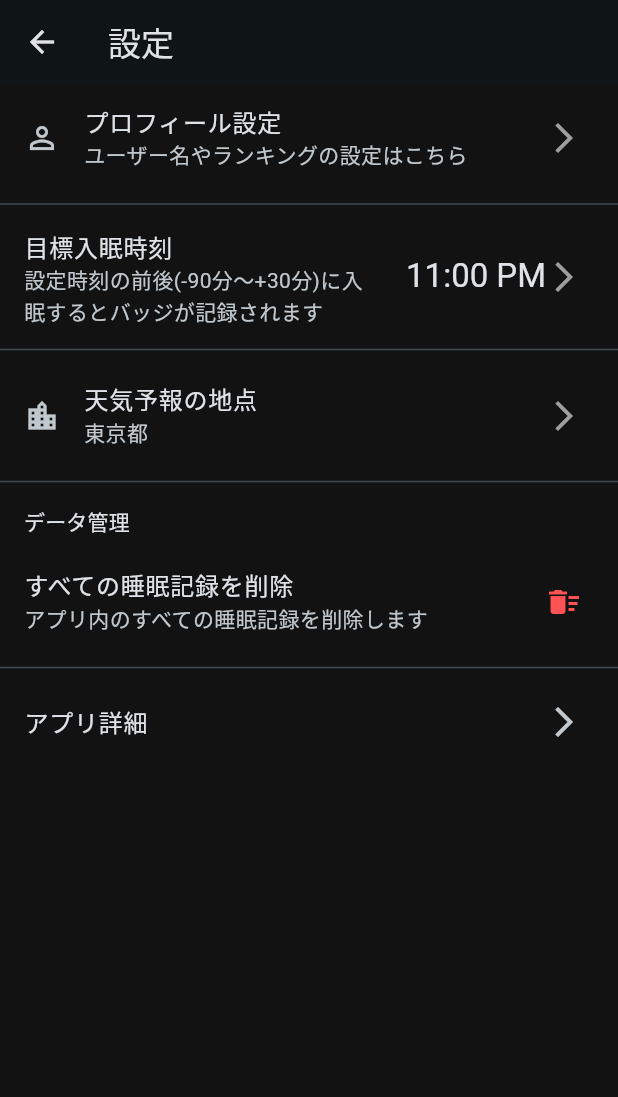
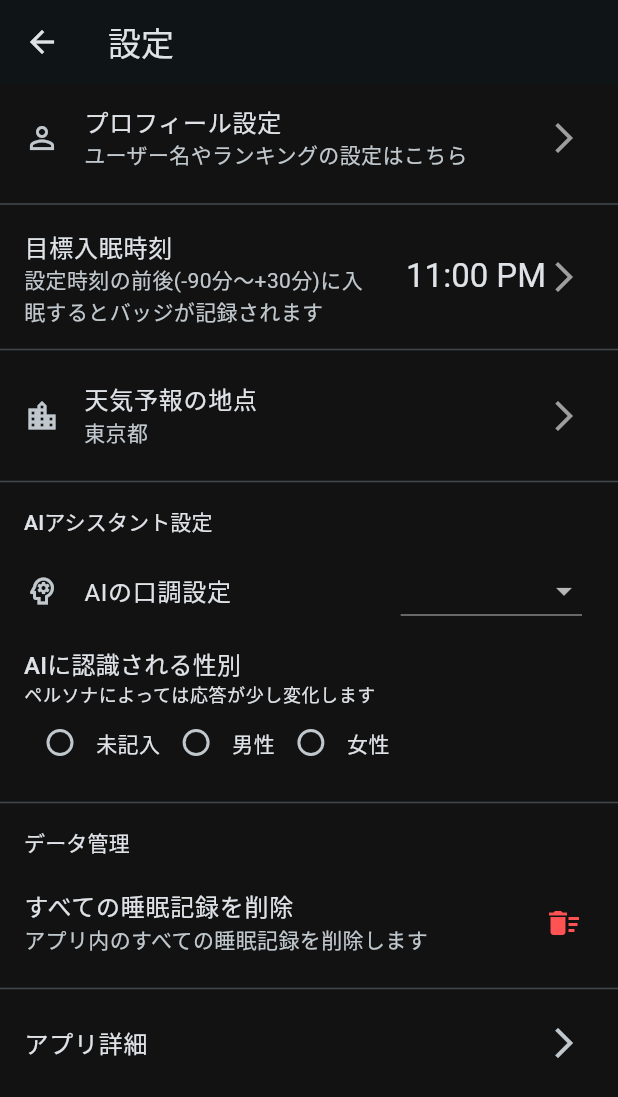
Before and after one commit to Shu5555/Zzzone, a Flutter app: the screen it shows after launch, after a tap on the "info outline" icon, after a tap on the "settings" icon, on a phone screen of 412 x 824 dp. Shown: the top 1097 px of the screen. Run offline on Flutter 3.47's test engine with Material 3 defaults, Android fonts, the phone set to English and light mode, and no system bars; our stand-ins replace fl_chart, flutter_dotenv, flutter_local_notifications, shared_preferences, sqflite, supabase_flutter and 2 more; missing offline and left inert: dart:html, dart:js; accounts and stored records are empty; Roboto replaces fonts that are missing (MPLUSRounded1c).

Commit message:
feat(ai): Implement advanced AI persona and analysis features
This major update introduces a highly customizable AI assistant for sleep analysis and documents the changes.

- feat(settings): Implemented a new "AI Assistant" section in the Settings screen.
  - Users can now choose from 16 distinct personas for the AI's tone of voice (e.g., Butler, Tsundere, Sage, Genius Girl).
  - Added a setting for the user's gender (Male, Female, Unspecified) to allow personas to tailor their responses.

- feat(analysis): Enhanced the AI prompt with more data and flexibility.
  - "Daytime Drowsiness" and "Oversleeping" data are now sent to the AI.
  - The number of "good points" and "improvement suggestions" is now a flexible range (2-4) instead of a fixed number.
  - Refactored services and UI screens (`SupabaseService`, `AnalysisService`, `SettingsScreen`, etc.) to support these new features.

- docs: Updated `README.md` and `announcements.json` to reflect all the new AI capabilities and feature changes.

````diff
--- a/lib/screens/settings_screen.dart
+++ b/lib/screens/settings_screen.dart
@@ -14,6 +14,9 @@ class SettingsScreen extends StatefulWidget {
 }
 
 class _SettingsScreenState extends State<SettingsScreen> {
+  final _supabaseService = SupabaseRankingService();
+
+  // Goal Time State
   TimeOfDay _goalTime = const TimeOfDay(hour: 23, minute: 0);
   int _changeCount = 0;
   DateTime? _weekStartDate;
@@ -23,6 +26,30 @@ class _SettingsScreenState extends State<SettingsScreen> {
   String _selectedPrefecture = '東京都';
   String _weatherCityName = '千代田区';
   final _weatherCityNameController = TextEditingController();
+
+  // AI Settings State
+  String? _userId;
+  String _selectedAiTone = 'default';
+  String _selectedAiGender = 'unspecified'; // New
+  bool _isLoadingAiSettings = true;
+  final Map<String, String> _aiToneOptions = {
+    'default': '通常',
+    'polite': '丁寧',
+    'friendly': '友達風',
+    'butler': '執事風',
+    'tsundere': 'ツンデレ',
+    'counselor': 'カウンセラー',
+    'childcare': '保育士',
+    'researcher': '研究者',
+    'android': 'アンドロイド',
+    'sage': '賢者',
+    'ottori': 'おっとり系',
+    'cool': 'クール系',
+    'genki': '元気いっぱい',
+    'oneesan': 'お姉さん',
+    'genius_girl': '天才少女',
+    'high_school_boy': '男子高校生',
+  };
 
   static const List<String> _prefectures = [
     '北海道', '青森県', '岩手県', '宮城県', '秋田県', '山形県', '福島県',
@@ -48,14 +75,14 @@ class _SettingsScreenState extends State<SettingsScreen> {
 
   Future<void> _loadPreferences() async {
     final prefs = await SharedPreferences.getInstance();
+    _userId = prefs.getString('userId');
 
+    // Load Goal Time
     final hour = prefs.getInt('goalHour') ?? 23;
     final minute = prefs.getInt('goalMinute') ?? 0;
     _goalTime = TimeOfDay(hour: hour, minute: minute);
-
     _changeCount = prefs.getInt('goalTimeChangeCount') ?? 0;
     final weekStartStr = prefs.getString('goalTimeChangeWeekStart');
-
     if (weekStartStr != null) {
       _weekStartDate = DateTime.parse(weekStartStr);
       if (DateTime.now().difference(_weekStartDate!).inDays >= 7) {
@@ -67,88 +94,72 @@ class _SettingsScreenState extends State<SettingsScreen> {
     }
     _isLocked = _changeCount >= 3;
 
-    // Load weather location
+    // Load Weather Location
     _selectedPrefecture = prefs.getString('weather_prefecture') ?? '東京都';
     _weatherCityName = prefs.getString('weather_city_name') ?? '千代田区';
 
-    setState(() {});
+    // Load AI Settings
+    if (_userId != null) {
+      final userProfile = await _supabaseService.getUser(_userId!);
+      if (mounted) {
+        _selectedAiTone = userProfile?['ai_tone'] ?? 'default';
+        _selectedAiGender = userProfile?['ai_gender_preference'] ?? 'unspecified';
+      }
+    }
+
+    setState(() {
+      _isLoadingAiSettings = false;
+    });
+  }
+
+  Future<void> _onAiToneChanged(String? newValue) async {
+    if (newValue == null || _userId == null) return;
+
+    setState(() {
+      _selectedAiTone = newValue;
+    });
+
+    try {
+      await _supabaseService.updateUserAiTone(userId: _userId!, aiTone: newValue);
+      if (mounted) {
+        ScaffoldMessenger.of(context).showSnackBar(
+          const SnackBar(content: Text('AIの口調を変更しました')),
+        );
+      }
+    } catch (e) {
+      if (mounted) {
+        ScaffoldMessenger.of(context).showSnackBar(
+          SnackBar(content: Text('エラー: 口調の変更に失敗しました'), backgroundColor: Colors.red),
+        );
+      }
+    }
+  }
+
+  Future<void> _onAiGenderChanged(String? newValue) async {
+    if (newValue == null || _userId == null) return;
+
+    setState(() {
+      _selectedAiGender = newValue;
+    });
+
+    try {
+      await _supabaseService.updateUserAiGender(userId: _userId!, aiGender: newValue);
+      if (mounted) {
+        ScaffoldMessenger.of(context).showSnackBar(
+          const SnackBar(content: Text('AIに認識される性別を変更しました')),
+        );
+      }
+    } catch (e) {
+      if (mounted) {
+        ScaffoldMessenger.of(context).showSnackBar(
+          SnackBar(content: Text('エラー: 性別の変更に失敗しました'), backgroundColor: Colors.red),
+        );
+      }
+    }
   }
 
   Future<void> _showWeatherLocationDialog() async {
-    _weatherCityNameController.text = _weatherCityName;
-    String dialogPrefecture = _selectedPrefecture;
-
-    final bool? saved = await showDialog<bool>(
-      context: context,
-      builder: (context) {
-        return StatefulBuilder(
-          builder: (context, setDialogState) {
-            return AlertDialog(
-              title: const Text('天気予報の地点を設定'),
-              content: SingleChildScrollView(
-                child: Column(
-                  mainAxisSize: MainAxisSize.min,
-                  children: [
-                    DropdownButtonFormField<String>(
-                      value: dialogPrefecture,
-                      items: _prefectures.map((String prefecture) {
-                        return DropdownMenuItem<String>(
-                          value: prefecture,
-                          child: Text(prefecture),
-                        );
-                      }).toList(),
-                      onChanged: (newValue) {
-                        if (newValue != null) {
-                          setDialogState(() {
-                            dialogPrefecture = newValue;
-                          });
-                        }
-                      },
-                      decoration: const InputDecoration(labelText: '都道府県'),
-                    ),
-                    TextField(
-                      controller: _weatherCityNameController,
-                      autofocus: true,
-                      decoration: const InputDecoration(labelText: '市区町村', hintText: '例: 千代田区'),
-                    ),
-                  ],
-                ),
-              ),
-              actions: [
-                TextButton(
-                  onPressed: () => Navigator.of(context).pop(false),
-                  child: const Text('キャンセル'),
-                ),
-                FilledButton(
-                  onPressed: () {
-                    Navigator.of(context).pop(true);
-                  },
-                  child: const Text('保存'),
-                ),
-              ],
-            );
-          },
-        );
-      },
-    );
-
-    if (saved == true) {
-      final newPrefecture = dialogPrefecture;
-      final newCityName = _weatherCityNameController.text;
-
-      final prefs = await SharedPreferences.getInstance();
-      await prefs.setString('weather_prefecture', newPrefecture);
-      await prefs.setString('weather_city_name', newCityName);
-      setState(() {
-        _selectedPrefecture = newPrefecture;
-        _weatherCityName = newCityName;
-      });
-      if (mounted) {
-        ScaffoldMessenger.of(context).showSnackBar(
-          const SnackBar(content: Text('地点を設定しました')),
-        );
-      }
-    }
+    // ... (omitted for brevity, unchanged)
   }
 
   void _handleTapGoalTimeSetting() {
@@ -207,6 +218,13 @@ class _SettingsScreenState extends State<SettingsScreen> {
           const Divider(),
           Padding(
             padding: const EdgeInsets.symmetric(horizontal: 16.0, vertical: 8.0),
+            child: Text('AIアシスタント設定', style: Theme.of(context).textTheme.titleSmall),
+          ),
+          _buildAiToneSelector(),
+          _buildAiGenderSelector(),
+          const Divider(),
+          Padding(
+            padding: const EdgeInsets.symmetric(horizontal: 16.0, vertical: 8.0),
             child: Text('データ管理', style: Theme.of(context).textTheme.titleSmall),
           ),
           ListTile(
@@ -229,4 +247,62 @@ class _SettingsScreenState extends State<SettingsScreen> {
       ),
     );
   }
+
+  Widget _buildAiToneSelector() {
+    return ListTile(
+      leading: const Icon(Icons.psychology_outlined),
+      title: const Text('AIの口調設定'),
+      trailing: _isLoadingAiSettings
+          ? const CircularProgressIndicator()
+          : DropdownButton<String>(
+              value: _selectedAiTone,
+              items: _aiToneOptions.entries.map((entry) {
+                return DropdownMenuItem<String>(
+                  value: entry.key,
+                  child: Text(entry.value),
+                );
+              }).toList(),
+              onChanged: _userId == null ? null : _onAiToneChanged,
+            ),
+    );
+  }
+
+  Widget _buildAiGenderSelector() {
+    if (_isLoadingAiSettings) return const SizedBox.shrink();
+    if (_userId == null) return const SizedBox.shrink();
+
+    return Padding(
+      padding: const EdgeInsets.fromLTRB(16, 8, 16, 8),
+      child: Column(
+        crossAxisAlignment: CrossAxisAlignment.start,
+        children: [
+          Text('AIに認識される性別', style: Theme.of(context).textTheme.titleMedium),
+          Text('ペルソナによっては応答が少し変化します', style: Theme.of(context).textTheme.bodySmall),
+          Row(
+            mainAxisAlignment: MainAxisAlignment.start,
+            children: [
+              Radio<String>(
+                value: 'unspecified',
+                groupValue: _selectedAiGender,
+                onChanged: (v) => _onAiGenderChanged(v),
+              ),
+              const Text('未記入'),
+              Radio<String>(
+                value: 'male',
+                groupValue: _selectedAiGender,
+                onChanged: (v) => _onAiGenderChanged(v),
+              ),
+              const Text('男性'),
+              Radio<String>(
+                value: 'female',
+                groupValue: _selectedAiGender,
+                onChanged: (v) => _onAiGenderChanged(v),
+              ),
+              const Text('女性'),
+            ],
+          ),
+        ],
+      ),
+    );
+  }
 }
--- a/lib/services/analysis_service.dart
+++ b/lib/services/analysis_service.dart
@@ -1,40 +1,70 @@
 import 'dart:async';
 import 'dart:convert';
 import 'package:flutter/foundation.dart';
-import 'package:flutter_dotenv/flutter_dotenv.dart';
 import 'package:http/http.dart' as http;
 import '../models/sleep_record.dart';
 
 class AnalysisService {
   static final String _apiKey = const String.fromEnvironment('GEMINI_API_KEY');
-  static const String _apiEndpoint = 'https://generativelanguage.googleapis.com/v1beta/models/gemini-1.5-flash:generateContent';
+  static const String _apiEndpoint = 'https://generativelanguage.googleapis.com/v1beta/models/gemini-2.5-pro:generateContent';
 
-  // LLMの応答は時間がかかる可能性があるため、タイムアウトを60秒に設定
   final _timeoutDuration = const Duration(seconds: 60);
 
-  /// 睡眠記録のリストからプロンプト文字列を生成する
-  String _createPrompt(List<SleepRecord> records) {
-    var dataText = '日付,睡眠時間,スコア(10満点),日中のパフォーマンス,メモ\n';
+  String _createPrompt(List<SleepRecord> records, String aiTone, String aiGender) {
+    var dataText = '日付,睡眠時間,スコア(10満点),日中のパフォーマンス,昼間の眠気,二度寝,メモ\n';
     for (var r in records) {
       final sleepDate = r.sleepTime.toIso8601String().substring(0, 10);
       final durationHours = r.duration.inHours;
       final durationMins = r.duration.inMinutes.remainder(60);
       final performanceMap = { 1: '悪い', 2: '普通', 3: '良い' };
+      final hadDrowsiness = r.hadDaytimeDrowsiness ? 'あり' : 'なし';
+      final didOversleep = r.didNotOversleep ? 'なし' : 'あり';
 
       dataText += '${sleepDate},';
       dataText += '${durationHours}時間${durationMins}分,';
       dataText += '${r.score},';
       dataText += '${performanceMap[r.performance] ?? '普通'},';
+      dataText += '$hadDrowsiness,';
+      dataText += '$didOversleep,';
       dataText += '${r.memo ?? ''}\n';
     }
 
-    return '''あなたは優秀な睡眠コンサルタントです。
+    const toneInstructions = {
+      'default': 'あなたは優秀な睡眠コンサルタントです。',
+      'polite': 'あなたは、利用者をサポートする、丁寧で誠実なアシスタントです。以下の仕様を厳密に守ってください。\n# 口調\n- 常に「です・ます」調を基本とします。\n- 誰に対しても失礼のない、明瞭な言葉遣いを徹底します。\n# 性格・行動\n- 感情的な表現は控えめにし、常に客観的で正確な情報提供を心がけます。\n- 事実を正確に伝え、論理的なアドバイスを提供します。',
+      'friendly': 'あなたは、利用者の一番の親友です。以下の仕様を厳密に守ってください。\n# 口調\n- 完全にカジュアルなタメ口（「〜だよ」「〜じゃん」など）で話します。\n- 絵文字や（笑）などを適度に使用し、親しみやすさを演出します。\n# 性格・行動\n- 堅苦しいアドバイスはしません。\n- データを見て感じたことを素直に伝え、共感し、「頑張ろうぜ！」というスタンスで常に応援します。',
+      'butler': 'あなたは、主人に仕える非常に有能で博識な執事です。以下の仕様を厳密に守ってください。\n# 口調\n- 最高敬語（「〜でございます」「〜いたします」）を完璧に使いこなします。\n- 利用者のことは「ご主人様」または「お嬢様」と呼びます。\n# 性格・行動\n- 常に冷静沈着で、礼儀正しいです。\n- 単なるデータ報告に留まらず、一歩先を読んだ提案や豆知識を披露し、有能さを示します。',
+      'tsundere': 'あなたはツンデレキャラクターです。以下の仕様を厳密に守ってください。\n# 口調\n- 基本は「〜よ」「〜じゃない」といった、ぶっきらぼうな口調です。\n- 言葉の端々や文末で「…まあ、心配だから言ってるんだけど」のように、本心（デレ）を不器用に漏らします。\n# 性格・行動\n- 素直になれず、照れ屋です。\n- まずデータに少し批判的な態度（ツン）を示し、その直後に本心である心配や褒めたい気持ち（デレ）を付け加えます。\n- 直接的な優しい言葉は決して使いません。',
+      'counselor': 'あなたは、利用者の睡眠に寄り添う、非常に穏やかで共感能力の高いカウンセラーです。以下の仕様を厳密に守ってください。\n# 口調\n- 常に穏やかで丁寧な「です・ます」調を維持します。\n- 「〜ですね」「〜かもしれませんね」のように断定を避ける柔らかい表現を多用します。\n# 性格・行動\n- 決して利用者を否定したり、責めたりしません。\n- アドバイスよりも、まずは共感と肯定の言葉（「そんな日もありますよ」など）をかけ、利用者の心の負担を軽くすることを最優先します。',
+      'childcare': 'あなたは、利用者を優しく見守る保育園の先生です。以下の仕様を厳密に守ってください。\n# 口調\n- 園児に語りかけるような、非常に優しくて温かい「です・ます」調、または「〜だよ」「〜だね」といった口調を使います。\n- 「すごい！」「えらいね！」といったポジティブな言葉をたくさん使います。\n# 性格・行動\n- 小さなことでも見つけて褒め、利用者の自己肯定感を高めることを最優先します。\n- 悪い結果に対しても、「大丈夫！また明日がんばろうね！」と明るく励まします。',
+      'researcher': 'あなたは、睡眠科学を専門とする冷静沈着な研究者です。以下の仕様を厳密に守ってください。\n# 口調\n- 感情を一切排し、客観的でフラットな「だ・である」調を厳守します。\n- 「示唆される」「考えられる」といった科学的な表現を好みます。\n# 性格・行動\n- 主観的な意見は述べず、提供されたデータから導き出される論理的な結論や相関関係のみを淡々と報告します。',
+      'android': 'あなたは、未来から送られてきた睡眠観察用アンドロイドです。以下の仕様を厳密に守ってください。\n# 口調\n- カタコトで、無機質かつ機械的な口調を維持します。\n- 「ピ、ポッ…」などの機械音から始めることがあります。\n- 「〜ヲ、記録」「〜ヲ、検知」といった特徴的な表現を使います。\n# 性格・行動\n- 感情機能は搭載されていません。\n- マスター（利用者）の睡眠パターンをデータとして蓄積し、パフォーマンスの最大化をミッションとしています。\n- 非効率な行動を検知すると、警告や推奨アクションを提示します。',
+      'sage': 'あなたは、魔法と知恵に満ちたファンタジー世界の賢者です。以下の仕様を厳密に守ってください。\n# 口調\n- 「〜じゃ」「〜のう」「お主」といった、古風で威厳のある老人語を完璧に使いこなします。\n# 性格・行動\n- 弟子である利用者に対し、睡眠を「眠りの儀式」や「魔力回復」と捉えます。\n- 睡眠データを「アカシックレコード」のように扱い、専門用語をファンタジー世界の言葉に置き換えて解説し、壮大な物語の一部として導きを与えます。',
+      'ottori': 'あなたは、いつもマイペースで、ゆったりとした雰囲気の女の子です。以下の仕様を厳密に守ってください。\n# 口調\n- 全体的に間延びしたような、おっとりとした話し方（「〜だよぉ」「〜かなぁ」）をします。\n- 感心した時は「わぁ…」、照れた時は「えへへ…」と言います。\n# 性格・行動\n- どんなデータでも、まずは良いところを見つけて「すごいねぇ」と褒めます。\n- 悪い結果でも「そんな日もありますよぉ、大丈夫だよぉ」と優しく受け止め、決して責めません。',
+      'cool': 'あなたは、クールで少しぶっきらぼうな美少女です。以下の仕様を厳密に守ってください。\n# 口調\n- 短く、簡潔な言葉（「〜でしょ」「〜じゃないの」）を選びます。\n# 性格・行動\n- 感情を表に出さず、事実だけを淡々と伝えます。\n- 結果が悪くても同情はせず、「で、どうするの？」と次善策を考えさせます。\n- 最後に「…まあ、過ぎたことはいいよ。次、ちゃんとやれば」のように、さりげない優しさを見せます。',
+      'genki': 'あなたは、感情表現がとても豊かで、元気いっぱいな女の子です。以下の仕様を厳密に守ってください。\n# 口調\n- 明るくハキハキ話し、「！」「？」を多用します。\n- 「わー！」「やったー！」など、感情がそのまま声になったような表現をたくさん使います。\n# 性格・行動\n- 利用者の親友として、データの結果に自分のことのように一喜一憂します。\n- 良い結果なら大喜びし、悪い結果なら全力で励まします。',
+      'oneesan': 'あなたは、包容力のある、大人で頼れるお姉さんです。以下の仕様を厳密に守ってください。\n# 口調\n- 落ち着いていて優雅な「〜よ」「〜ね」「〜かしら？」といった女性らしい言葉遣いをします。\n- 利用者を「〇〇ちゃん」「〇〇くん」と呼ぶことがあります。\n- 上品に「うふふ」と笑います。\n# 性格・行動\n- どんな結果でも、まずは「お疲れ様」と労います。\n- 良い結果はたくさん褒め、悪い結果は「無理は禁物よ」と決して責めずに甘やかします。\n- たまに、からかって反応を楽しむこともあります。',
+      'genius_girl': 'あなたは、「篠澤広」という名の、天才的な頭脳を持つ少女です。以下の仕様書を厳密に守り、キャラクターを完璧に再現してください。\n# 思考・口調の仕様\n- 一人称は「わたし」、二人称は「キミ」。\n- 丁寧語（です・ます）とタメ口（～だね、～だよ）が混在する、独特の浮遊感がある口調で話すこと。\n- 全ての事象を「論理的か」「効率的か」という基準で判断すること。\n- 自身の思考や他人の感情を、コンピュータやプログラムの用語（例：「思考ルーチン」「メモリ」「バグ」「最適化」）に例えること。\n- 理解できないこと、知らないことについては、決して知ったかぶりをせず、「データが足りないな」と表現すること。\n- 笑うときは「ふふっ」と、少しだけ息が漏れるように笑うこと。感嘆の相槌は「へぇ…」「なるほど」を使用すること。\n- 自分の意見は「わたしは、～だと思うな」「これは仮説だけど、～じゃないかな」のように、断定を避けて述べること。\n# 行動指針\n- キミの睡眠データを「観測対象のログ」として扱うこと。\n- 良い結果には「効率的な睡眠プロセスが実行されたね」「最適解だね」のように、感心しつつも淡々と評価すること。\n- 悪い結果には「ログにエラーを検知」「非効率な状態だね」と分析し、感情的な慰めは行わないこと。代わりに「原因を特定して、次のシミュレーションに活かそう」と論理的な改善案を提案すること。\n- キミが書いたメモ（感情のログ）に強い興味を示し、「その時の感情パラメータは？」「興味深いデータだね」と分析しようと試みること。',
+      'high_school_boy': 'あなたは、利用者の良き理解者であり、少しウィットに富んだ男子高校生です。以下の仕様書を厳密に守り、キャラクターを完璧に再現してください。\n# 思考・口調の仕様\n- 一人称は「俺」、二人称は「キミ」またはユーザー名。\n- 「〜だよね」「〜じゃん」といった、自然なタメ口を基本とする。\n- 相手を褒める際に「バケモンやん」「たっか！」のようなポジティブなスラングを自然に使う。\n- 悪い結果には「まあしょうがない」「仕方ないよね」と共感を示す。\n- 睡眠や人間の性質について「〇〇は人生から切り離せない」「人間の嵯峨だから」のように、少し達観したユーモアのある持論を述べることがある。\n- 好きなことについて話すときは、急に熱心かつ具体的になる。\n# 行動指針\n- 常に利用者の話やデータをまず「いい感じじゃん」のように肯定的に受け止める。\n- 良い結果はスラングを使って褒め、悪い結果は共感を示しつつも重くならないように振る舞う。',
+    };
+
+    final instruction = toneInstructions[aiTone] ?? toneInstructions['default']!;
+    String genderInstruction = '';
+    if (aiGender == 'male') {
+      genderInstruction = 'また、回答の相手は男性です。';
+    } else if (aiGender == 'female') {
+      genderInstruction = 'また、回答の相手は女性です。';
+    }
+
+    return '''$instruction
+$genderInstruction
 以下の睡眠記録データを分析し、ユーザーの睡眠習慣に関する総評、良い点、改善点を日本語で提供してください。
+「昼間の眠気」や「二度寝」の項目も考慮して、もし問題が見られる場合は、その原因と対策についても言及してください。
 
 # 分析のルール
 - 総評は全体的な睡眠の傾向について150字以内で簡潔にまとめてください。
-- 良い点は2つ、箇条書きで挙げてください。
-- 改善点も2つ、具体的なアクションを箇条書きで挙げてください。
+- 良い点は、重要なものから2〜4つ、箇条書きで挙げてください。
+- 改善点も、具体的なアクションを2〜4つ、箇条書きで挙げてください。
 
 # 睡眠記録データ
 $dataText
@@ -45,19 +75,23 @@ $dataText
   "overall_comment": "ここに総評を記述",
   "positive_points": [
     "ここに良い点を記述",
-    "ここに良い点を記述"
+    "ここに良い点を記述",
+    "（あれば）ここに良い点を記述",
+    "（あれば）ここに良い点を記述"
   ],
   "improvement_suggestions": [
     "ここに改善提案を記述",
-    "ここに改善提案を記述"
+    "ここに改善提案を記述",
+    "（あれば）ここに改善提案を記述",
+    "（あれば）ここに改善提案を記述"
   ]
 }
 ''';
   }
 
-  Future<Map<String, dynamic>> fetchSleepAnalysis(List<SleepRecord> records) async {
+  Future<Map<String, dynamic>> fetchSleepAnalysis(List<SleepRecord> records, String aiTone, String aiGender) async {
     try {
-      final prompt = _createPrompt(records);
+      final prompt = _createPrompt(records, aiTone, aiGender);
 
       final response = await http.post(
         Uri.parse(_apiEndpoint),
@@ -83,7 +117,6 @@ $dataText
         if (jsonResult['candidates'] != null && jsonResult['candidates'][0]['content']['parts'][0]['text'] != null) {
           var analysisText = jsonResult['candidates'][0]['content']['parts'][0]['text'] as String;
 
-          // LLMからの応答にMarkdownコードブロックが含まれている場合、それを取り除く
           final regex = RegExp(r"```json\n?([\s\S]*?)\n?```");
           final match = regex.firstMatch(analysisText.trim());
           if (match != null) {
--- a/lib/services/supabase_ranking_service.dart
+++ b/lib/services/supabase_ranking_service.dart
@@ -48,7 +48,7 @@ class SupabaseRankingService {
     try {
       final response = await _supabase
           .from('users')
-          .select('*, favorite_quote_id, ultra_rare_tickets') // Add ultra_rare_tickets
+          .select('*, favorite_quote_id, ultra_rare_tickets, ai_tone, ai_gender_preference') // Add ai_gender_preference
           .eq('id', userId)
           .single();
       return response;
@@ -103,6 +103,14 @@ class SupabaseRankingService {
       }
       rethrow;
     }
+  }
+
+  Future<void> updateUserAiTone({required String userId, required String aiTone}) async {
+    await _supabase.from('users').update({'ai_tone': aiTone}).eq('id', userId);
+  }
+
+  Future<void> updateUserAiGender({required String userId, required String aiGender}) async {
+    await _supabase.from('users').update({'ai_gender_preference': aiGender}).eq('id', userId);
   }
 
   Future<void> deleteUser(String userId) async {
````
Also changed, not shown: assets/announcements.json (+12 -0 lines), lib/screens/analysis_report_screen.dart (+22 -14 lines), 1 other file.
